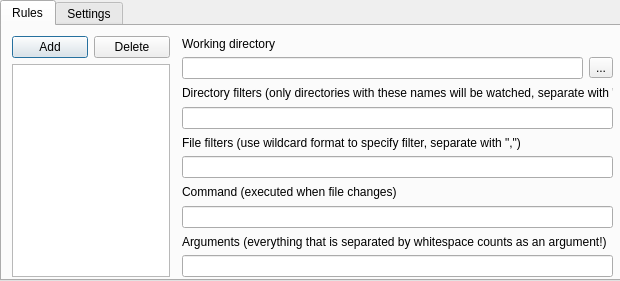
This is Servant/settings.ui in OskinElocater/Servant as Qt 5 draws it before an edit. The edited form follows.
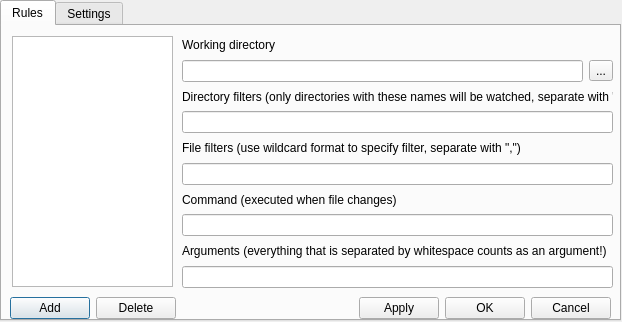
This is the edited form.

Commit message: Adding rules on Rules tab in a R&S dialog now works.

What changed in the file:
```diff
--- a/Servant/settings.ui
+++ b/Servant/settings.ui
@@ -6,8 +6,8 @@
    <rect>
     <x>0</x>
     <y>0</y>
-    <width>620</width>
-    <height>281</height>
+    <width>622</width>
+    <height>322</height>
    </rect>
   </property>
   <property name="windowTitle">
@@ -19,7 +19,7 @@
      <x>0</x>
      <y>0</y>
      <width>621</width>
-     <height>281</height>
+     <height>321</height>
     </rect>
    </property>
    <property name="currentIndex">
@@ -29,69 +29,16 @@
     <attribute name="title">
      <string>Rules</string>
     </attribute>
-    <widget class="QWidget" name="">
-     <property name="geometry">
-      <rect>
-       <x>10</x>
-       <y>10</y>
-       <width>158</width>
-       <height>241</height>
-      </rect>
-     </property>
-     <layout class="QGridLayout" name="gridLayout">
-      <item row="0" column="0">
-       <widget class="QPushButton" name="btn_add_rule">
-        <property name="text">
-         <string>Add</string>
-        </property>
-       </widget>
-      </item>
-      <item row="0" column="1">
-       <widget class="QPushButton" name="btn_del_rule">
-        <property name="text">
-         <string>Delete</string>
-        </property>
-       </widget>
-      </item>
-      <item row="1" column="0" colspan="2">
-       <widget class="QListWidget" name="listWidget"/>
-      </item>
-     </layout>
-    </widget>
-    <widget class="QWidget" name="">
+    <widget class="QWidget" name="layoutWidget">
      <property name="geometry">
       <rect>
        <x>180</x>
        <y>10</y>
        <width>431</width>
-       <height>241</height>
+       <height>252</height>
       </rect>
      </property>
      <layout class="QGridLayout" name="gridLayout_2">
-      <item row="0" column="0">
-       <widget class="QLabel" name="label">
-        <property name="text">
-         <string>Working directory</string>
-        </property>
-       </widget>
-      </item>
-      <item row="1" column="0">
-       <widget class="QLineEdit" name="in_wdir"/>
-      </item>
-      <item row="1" column="1">
-       <widget class="QToolButton" name="toolButton">
-        <property name="text">
-         <string>...</string>
-        </property>
-       </widget>
-      </item>
-      <item row="2" column="0" colspan="2">
-       <widget class="QLabel" name="label_2">
-        <property name="text">
-         <string>Directory filters (only directories with these names will be watched, separate with &quot;,&quot;)</string>
-        </property>
-       </widget>
-      </item>
       <item row="3" column="0" colspan="2">
        <widget class="QLineEdit" name="in_dirfs">
         <property name="text">
@@ -113,13 +60,6 @@
         </property>
        </widget>
       </item>
-      <item row="6" column="0">
-       <widget class="QLabel" name="label_4">
-        <property name="text">
-         <string>Command (executed when file changes)</string>
-        </property>
-       </widget>
-      </item>
       <item row="7" column="0" colspan="2">
        <widget class="QLineEdit" name="in_cmd">
         <property name="text">
@@ -138,6 +78,107 @@
        <widget class="QLineEdit" name="in_args">
         <property name="text">
          <string/>
+        </property>
+       </widget>
+      </item>
+      <item row="0" column="0">
+       <widget class="QLabel" name="label">
+        <property name="text">
+         <string>Working directory</string>
+        </property>
+       </widget>
+      </item>
+      <item row="1" column="0">
+       <widget class="QLineEdit" name="in_wdir"/>
+      </item>
+      <item row="1" column="1">
+       <widget class="QToolButton" name="toolButton">
+        <property name="text">
+         <string>...</string>
+        </property>
+       </widget>
+      </item>
+      <item row="2" column="0" colspan="2">
+       <widget class="QLabel" name="label_2">
+        <property name="text">
+         <string>Directory filters (only directories with these names will be watched, separate with &quot;,&quot;)</string>
+        </property>
+       </widget>
+      </item>
+      <item row="6" column="0">
+       <widget class="QLabel" name="label_4">
+        <property name="text">
+         <string>Command (executed when file changes)</string>
+        </property>
+       </widget>
+      </item>
+     </layout>
+    </widget>
+    <widget class="QListWidget" name="listWidget">
+     <property name="geometry">
+      <rect>
+       <x>10</x>
+       <y>10</y>
+       <width>161</width>
+       <height>251</height>
+      </rect>
+     </property>
+    </widget>
+    <widget class="QWidget" name="">
+     <property name="geometry">
+      <rect>
+       <x>8</x>
+       <y>270</y>
+       <width>601</width>
+       <height>25</height>
+      </rect>
+     </property>
+     <layout class="QHBoxLayout" name="horizontalLayout">
+      <item>
+       <widget class="QPushButton" name="btn_add_rule">
+        <property name="text">
+         <string>Add</string>
+        </property>
+       </widget>
+      </item>
+      <item>
+       <widget class="QPushButton" name="btn_del_rule">
+        <property name="text">
+         <string>Delete</string>
+        </property>
+       </widget>
+      </item>
+      <item>
+       <spacer name="horizontalSpacer">
+        <property name="orientation">
+         <enum>Qt::Horizontal</enum>
+        </property>
+        <property name="sizeHint" stdset="0">
+         <size>
+          <width>40</width>
+          <height>20</height>
+         </size>
+        </property>
+       </spacer>
+      </item>
+      <item>
+       <widget class="QPushButton" name="btn_apply">
+        <property name="text">
+         <string>Apply</string>
+        </property>
+       </widget>
+      </item>
+      <item>
+       <widget class="QPushButton" name="btn_ok">
+        <property name="text">
+         <string>OK</string>
+        </property>
+       </widget>
+      </item>
+      <item>
+       <widget class="QPushButton" name="btn_cancel">
+        <property name="text">
+         <string>Cancel</string>
         </property>
        </widget>
       </item>
```
The commit also changes 21 other files.
